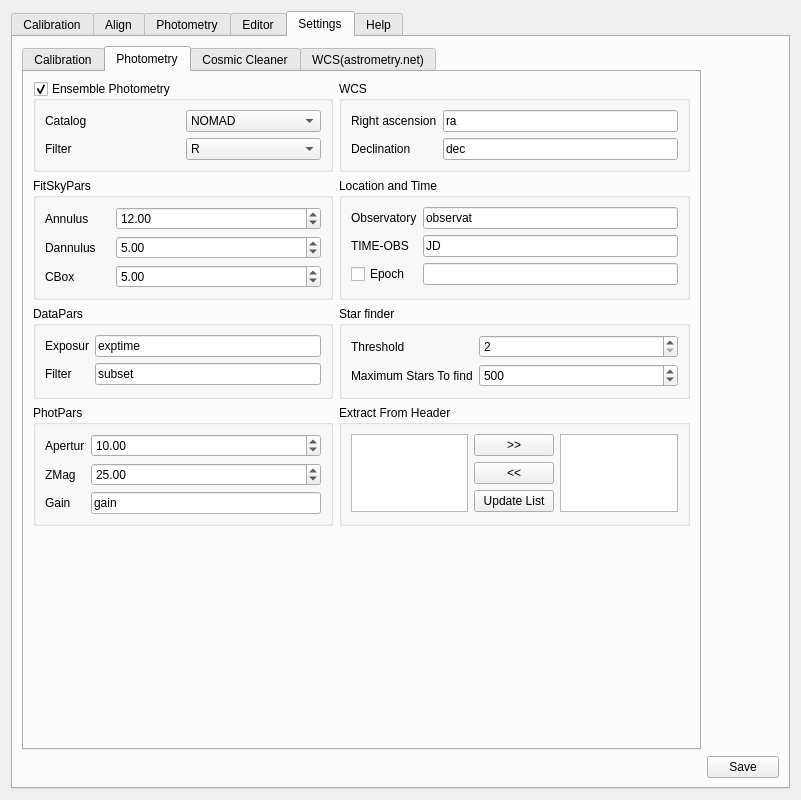
Qt form myraf.ui (yucelkilic/myrafproject) before a commit.
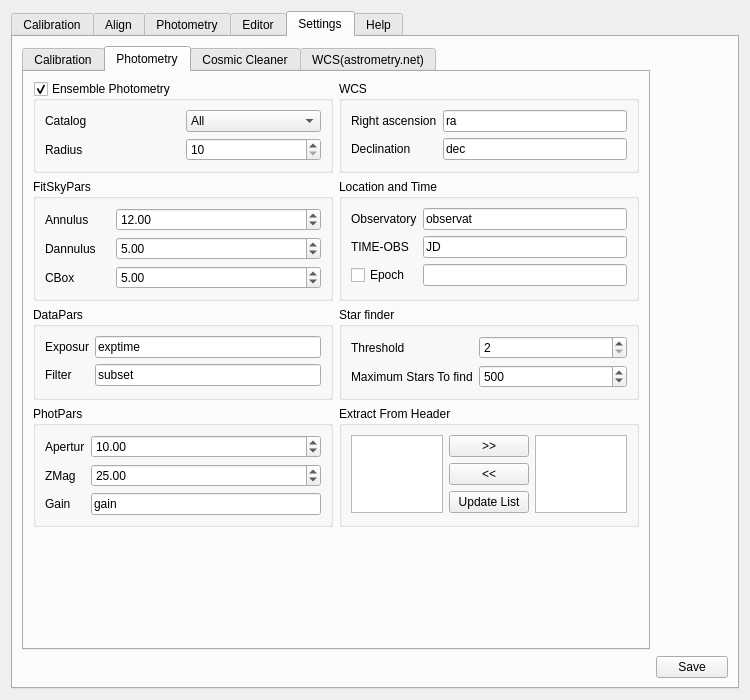
The same form after that commit. The open tabs and pages were chosen to show the change. Icons and pictures are not drawn. Custom widgets are drawn as their Qt base class.

The edit to the form file:
```diff
--- a/myraf.ui
+++ b/myraf.ui
@@ -6,16 +6,10 @@
    <rect>
     <x>0</x>
     <y>0</y>
-    <width>801</width>
-    <height>800</height>
+    <width>750</width>
+    <height>700</height>
    </rect>
   </property>
-  <property name="minimumSize">
-   <size>
-    <width>800</width>
-    <height>800</height>
-   </size>
-  </property>
   <property name="windowTitle">
    <string>MYRaf V3</string>
   </property>
@@ -2482,6 +2476,11 @@
               </item>
               <item row="0" column="1">
                <widget class="QComboBox" name="comboBox">
+                <item>
+                 <property name="text">
+                  <string>All</string>
+                 </property>
+                </item>
                 <item>
                  <property name="text">
                   <string>NOMAD</string>
@@ -2502,27 +2501,18 @@
               <item row="1" column="0">
                <widget class="QLabel" name="label_9">
                 <property name="text">
-                 <string>Filter</string>
+                 <string>Radius</string>
                 </property>
                </widget>
               </item>
               <item row="1" column="1">
-               <widget class="QComboBox" name="comboBox_11">
-                <item>
-                 <property name="text">
-                  <string>R</string>
-                 </property>
-                </item>
-                <item>
-                 <property name="text">
-                  <string>B</string>
-                 </property>
-                </item>
-                <item>
-                 <property name="text">
-                  <string>V</string>
-                 </property>
-                </item>
+               <widget class="QSpinBox" name="spinBox_3">
+                <property name="minimum">
+                 <number>10</number>
+                </property>
+                <property name="maximum">
+                 <number>300</number>
+                </property>
                </widget>
               </item>
              </layout>
```
Left out of the diff: 95 changed lines with no effect on the pictures.
